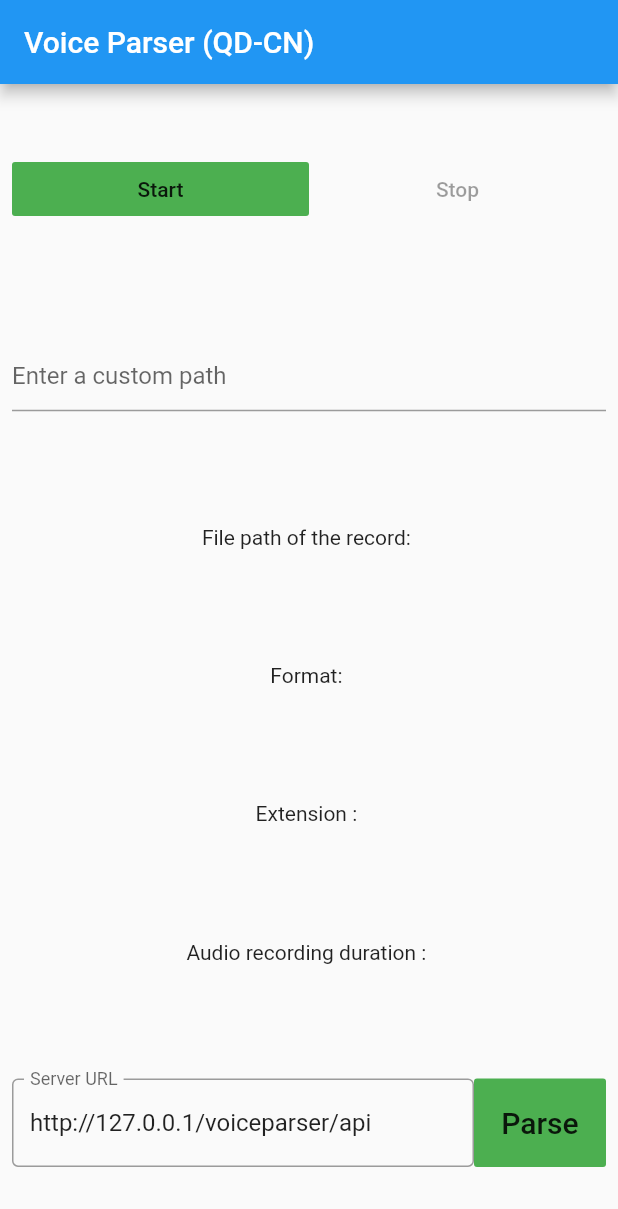
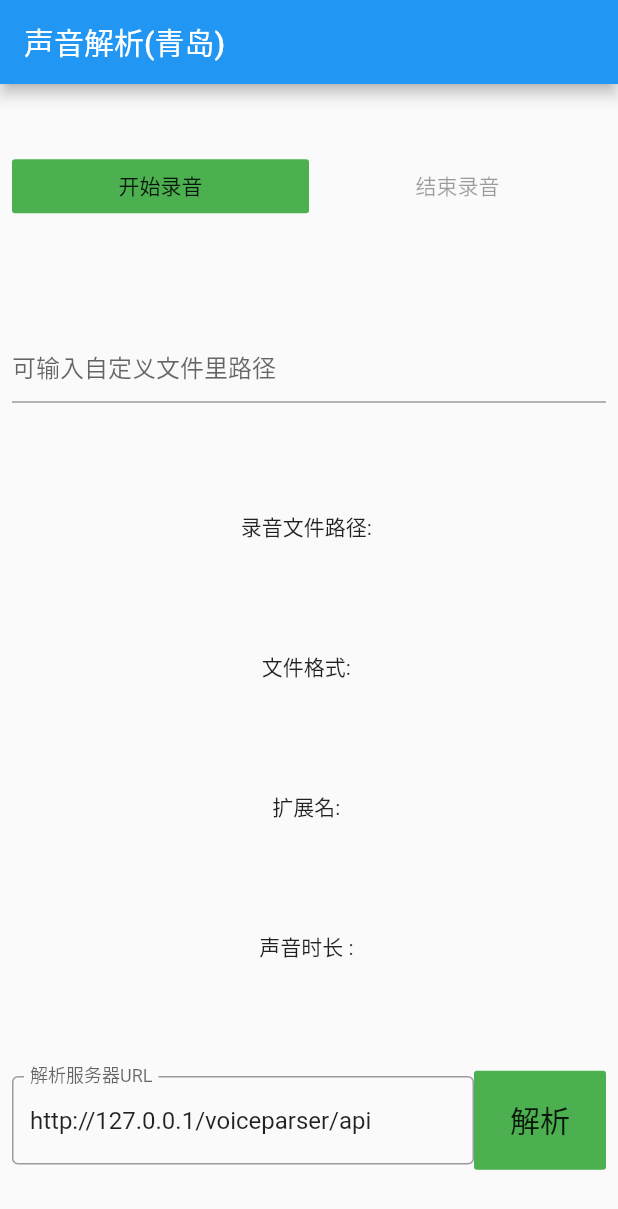
Before and after one commit to hilerchyn/voiceparser_flutter, a Flutter app: the screen it shows after launch, on a phone screen of 412 x 824 dp. Shown: the top 1209 px of the screen. Run offline on Flutter 3.47's test engine with Material 2 defaults, Android fonts, the phone set to English and light mode, and no system bars; our stand-ins replace file; missing offline and left inert: audio_recorder.

```diff
--- a/lib/main.dart
+++ b/lib/main.dart
@@ -20,7 +20,7 @@ class _MyAppState extends State<MyApp> {
     return new MaterialApp(
       home: new Scaffold(
         appBar: new AppBar(
-          title: new Text('Voice Parser (QD-CN)'),
+          title: new Text('声音解析(青岛)'),
         ),
         body: new AppBody(),
       ),
@@ -58,14 +58,14 @@ class AppBodyState extends State<AppBody> {
                     Expanded(
                       child:new FlatButton(
                         onPressed: _isRecording ? null : _start,
-                        child: new Text("Start"),
+                        child: new Text("开始录音"),
                         color: Colors.green,
                       ),
                     ),
                     Expanded(
                         child:new FlatButton(
                           onPressed: _isRecording ? _stop : null,
-                          child: new Text("Stop"),
+                          child: new Text("结束录音"),
                           color: Colors.red,
                         ),
                     ),
@@ -74,14 +74,14 @@ class AppBodyState extends State<AppBody> {
               new TextField(
                 controller: _controller,
                 decoration: new InputDecoration(
-                  hintText: 'Enter a custom path',
+                  hintText: '可输入自定义文件里路径',
                 ),
               ),
-              new Text("File path of the record: ${_recording.path}"),
-              new Text("Format: ${_recording.audioOutputFormat}"),
-              new Text("Extension : ${_recording.extension}"),
+              new Text("录音文件路径: ${_recording.path}"),
+              new Text("文件格式: ${_recording.audioOutputFormat}"),
+              new Text("扩展名: ${_recording.extension}"),
               new Text(
-                  "Audio recording duration : ${_recording.duration.toString()}"),
+                  "声音时长 : ${_recording.duration.toString()}"),
               Row(
                 children: <Widget>[
                   Expanded(
@@ -90,7 +90,7 @@ class AppBodyState extends State<AppBody> {
 
                         decoration: new InputDecoration(
                           border: OutlineInputBorder(),
-                          labelText: 'Server URL',
+                          labelText: '解析服务器URL',
                         ),
                       )
                   ),
@@ -98,7 +98,7 @@ class AppBodyState extends State<AppBody> {
                     onPressed: (_isRecording || _recording.path == null) ? null : _parse,
                     padding: EdgeInsets.all(18),
                     child: new Text(
-                        "Parse",
+                        "解析",
                         style: TextStyle(fontSize: 20.0)
                     ),
                     color: Colors.green,
@@ -121,8 +121,8 @@ class AppBodyState extends State<AppBody> {
           content: SingleChildScrollView(
             child: ListBody(
               children: <Widget>[
-                Text('解析文件：${_recording.path}'),
-                Text('Would you like to approve of this message?'),
+                Text('确定解析：${_recording.path}'),
+                Text('该录音吗?'),
               ],
             ),
           ),
--- a/pubspec.yaml
+++ b/pubspec.yaml
@@ -23,6 +23,7 @@ environment:
 dependencies:
   audio_recorder: ^1.0.2
   path_provider: ^1.6.11
+  http: ^0.12.1
   flutter:
     sdk: flutter
 
```
Also changed, not shown: pubspec.lock, 1 other file.
